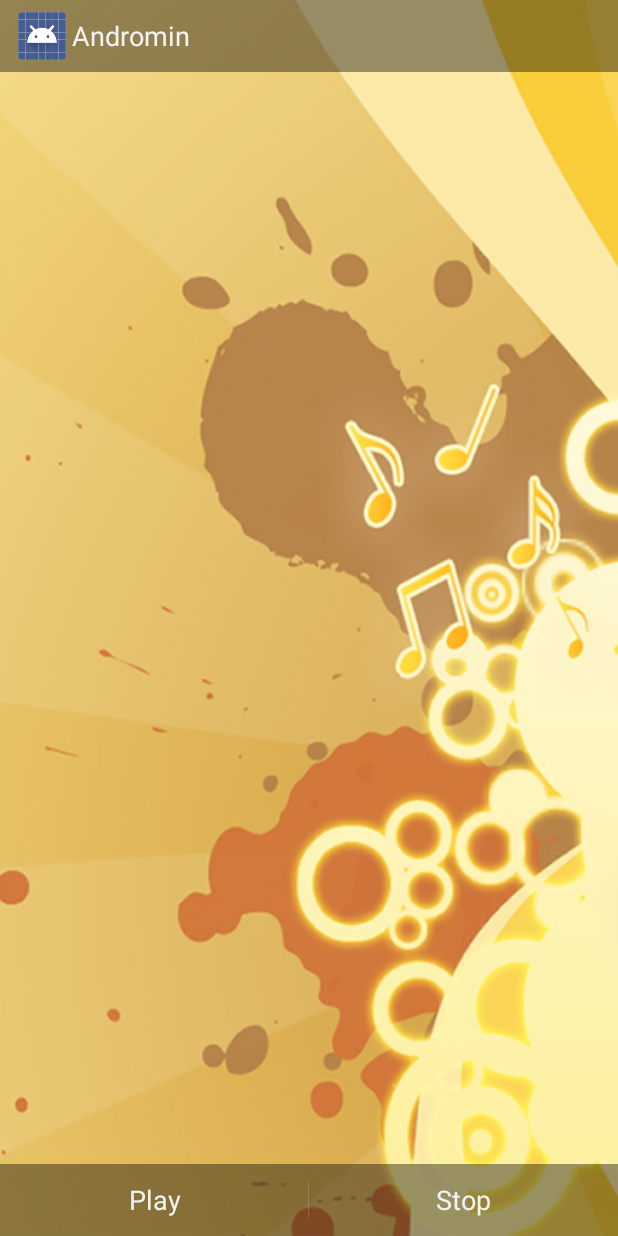
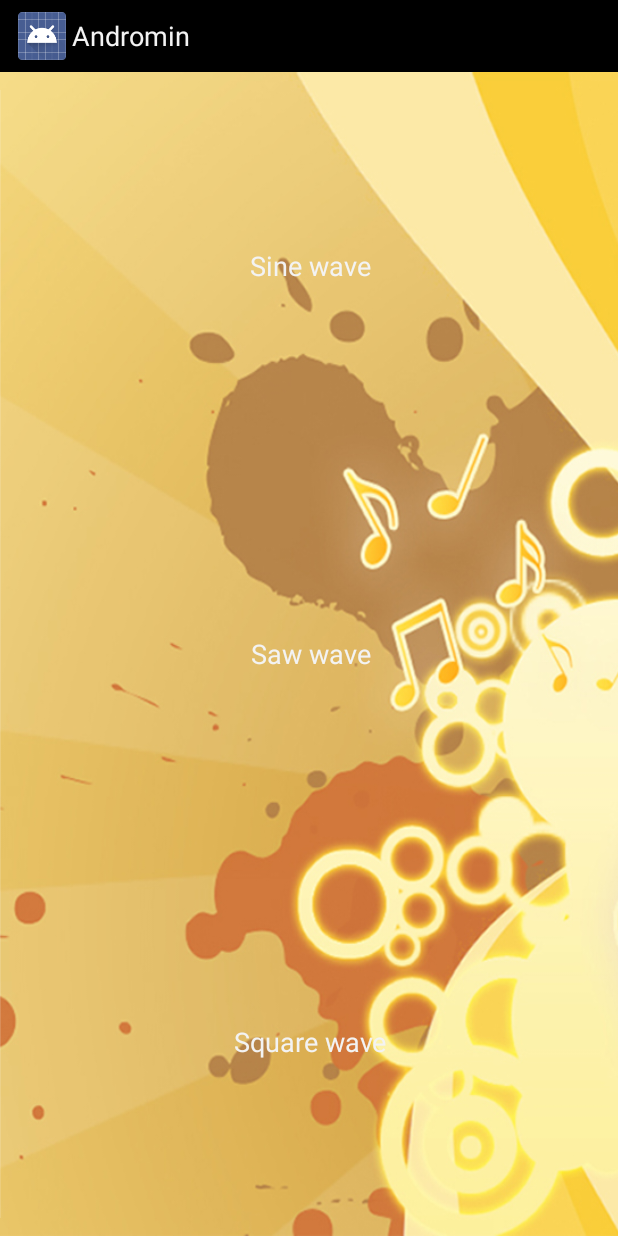
Before and after one commit to adrianopsf/andromin, an Android app: the screen it shows after launch (AndrominActivity), on a phone screen of 412 x 824 dp. Run offline under Robolectric (Android 15) with nearby library versions, the phone set to English and light mode, and no system bars; 1 statement that could not run was skipped.

Commit message:
Added wave type buttons

```diff
--- a/src/main/res/layout/androminactivity_fullscreen.xml
+++ b/src/main/res/layout/androminactivity_fullscreen.xml
@@ -1,9 +1,9 @@
-<FrameLayout xmlns:android="http://schemas.android.com/apk/res/android"
-    xmlns:tools="http://schemas.android.com/tools"
-    android:layout_width="match_parent"
-    android:layout_height="match_parent"
-    android:background="#0099cc"
-    tools:context=".AndrominActivity">
+<RelativeLayout xmlns:android="http://schemas.android.com/apk/res/android"
+                xmlns:k="http://schemas.android.com/apk/res-auto/com.koliseo.android"
+                android:id="@+id/login"
+                android:layout_width="match_parent"
+                android:layout_height="match_parent"
+                android:fitsSystemWindows="true">
 
     <!-- The primary full-screen view. This can be replaced with whatever view
          is needed to present your content, e.g. VideoView, SurfaceView,
@@ -18,40 +18,51 @@
             android:layout_centerInParent="true"
             android:scaleType="centerCrop"
 
-
-            />
-    <!--
             android:layout_alignParentLeft="true"
             android:layout_alignParentTop="true"
             android:layout_marginLeft="0dip"
             android:layout_marginTop="0dip"
-    -->
-
-
-
+            />
 
     <LinearLayout android:id="@+id/fullscreen_content_controls"
         style="?buttonBarStyle"
         android:layout_width="match_parent"
-        android:layout_height="wrap_content"
-        android:layout_gravity="bottom|center_horizontal"
-        android:background="@color/black_overlay"
+        android:layout_height="match_parent"
+        android:layout_gravity="center"
         android:orientation="horizontal"
-        tools:ignore="UselessParent">
+        >
 
         <Button android:id="@+id/play"
-                style="?buttonBarButtonStyle"
                 android:layout_width="0dp"
                 android:layout_height="wrap_content"
                 android:layout_weight="1"
                 android:text="@string/play" />
-        <Button android:id="@+id/stop"
-                style="?buttonBarButtonStyle"
-                android:layout_width="0dp"
-                android:layout_height="wrap_content"
-                android:layout_weight="1"
-                android:text="@string/stop" />
+        <LinearLayout android:id="@+id/fullscreen_content_controls"
+                  android:layout_width="match_parent"
+                  android:layout_height="match_parent"
+                  android:layout_gravity="center"
+                  android:orientation="vertical"
+            >
+            <Button android:id="@+id/sine"
+                    style="?buttonBarButtonStyle"
+                    android:layout_width="match_parent"
+                    android:layout_height="0dp"
+                    android:layout_weight="1"
+                    android:text="@string/sine" />
+            <Button android:id="@+id/saw"
+                    style="?buttonBarButtonStyle"
+                    android:layout_width="match_parent"
+                    android:layout_height="0dp"
+                    android:layout_weight="1"
+                    android:text="@string/saw" />
+            <Button android:id="@+id/square"
+                    style="?buttonBarButtonStyle"
+                    android:layout_width="match_parent"
+                    android:layout_height="0dp"
+                    android:layout_weight="1"
+                    android:text="@string/square" />
 
+        </LinearLayout>
     </LinearLayout>
 
-</FrameLayout>
+</RelativeLayout>
--- a/src/main/res/values/strings.xml
+++ b/src/main/res/values/strings.xml
@@ -4,5 +4,8 @@
     <string name="app_name">Andromin</string>
     <string name="stop">Stop</string>
     <string name="play">Play</string>
+    <string name="sine">Sine wave</string>
+    <string name="saw">Saw wave</string>
+    <string name="square">Square wave</string>
 
 </resources>
```
